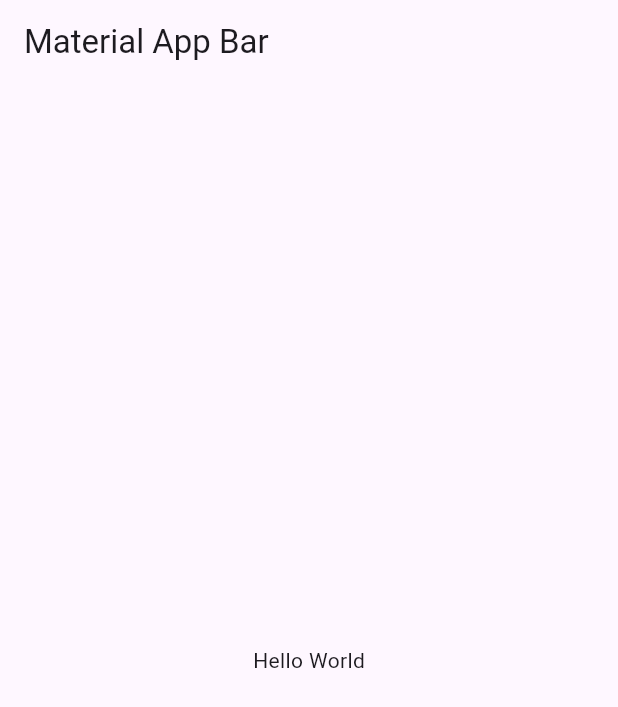
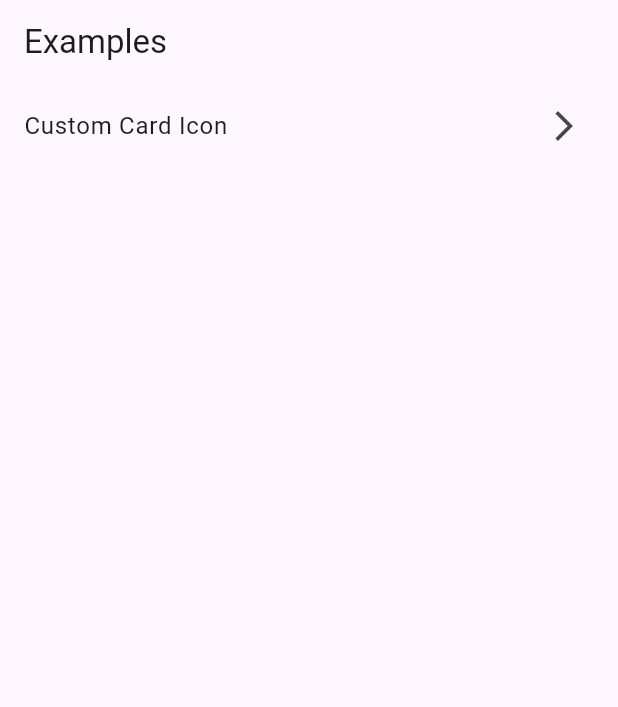
Before and after one commit to hvaandres/starving_flutter, a Flutter app: the screen it shows after launch, on a phone screen of 412 x 824 dp. Shown: the top 707 px of the screen. Run offline on Flutter 3.47's test engine with Material 3 defaults, Android fonts, the phone set to English and light mode, and no system bars.

Commit message:
[CBo] Add Custom Card Icon

```diff
--- a/lib/main.dart
+++ b/lib/main.dart
@@ -1,4 +1,6 @@
 import 'package:flutter/material.dart';
+
+import 'package:starving_shopping_flutter_app/shared/examples/screens/examples_screen.dart';
 
 void main() => runApp(const MyApp());
 
@@ -8,15 +10,8 @@ class MyApp extends StatelessWidget {
   @override
   Widget build(BuildContext context) {
     return MaterialApp(
-      title: 'Material App',
-      home: Scaffold(
-        appBar: AppBar(
-          title: const Text('Material App Bar'),
-        ),
-        body: const Center(
-          child: Text('Hello World'),
-        ),
-      ),
+      debugShowCheckedModeBanner: false,
+      home: const ExamplesScreen(),
     );
   }
 }
--- /dev/null
+++ b/lib/shared/examples/screens/examples_screen.dart
@@ -0,0 +1,45 @@
+import 'package:flutter/material.dart';
+
+import 'package:starving_shopping_flutter_app/shared/examples/screens/custom_card_icon_screen.dart';
+
+typedef ItemExample = ({String name, int idItem});
+
+class ExamplesScreen extends StatelessWidget {
+  const ExamplesScreen({super.key});
+
+  @override
+  Widget build(BuildContext context) {
+    final itemExampleList = <ItemExample>[];
+    itemExampleList.add((name: 'Custom Card Icon', idItem: 1));
+
+    return Scaffold(
+      appBar: AppBar(title: const Text('Examples')),
+      body: ListView.builder(
+        itemCount: itemExampleList.length,
+        itemBuilder: (context, index) {
+          final item = itemExampleList[index];
+          return ListTile(
+            title: Text(item.name),
+            trailing: Icon(Icons.arrow_forward_ios),
+            onTap: () {
+              Widget? screen;
+              switch (item.idItem) {
+                case 1:
+                  screen = const CustomCardIconScreen();
+                  break;
+                default:
+              }
+
+              if (screen != null) {
+                Navigator.push(
+                  context,
+                  MaterialPageRoute(builder: (context) => screen!),
+                );
+              }
+            },
+          );
+        },
+      ),
+    );
+  }
+}
--- /dev/null
+++ b/lib/shared/examples/screens/screens.dart
@@ -0,0 +1,2 @@
+export 'custom_card_icon_screen.dart';
+export 'examples_screen.dart';
--- /dev/null
+++ b/lib/shared/widget/widgets.dart
@@ -0,0 +1 @@
+export 'custom_card_icon.dart';
```
Also changed, not shown: lib/config/theme/app_theme.dart (added, +7 -0 lines), lib/shared/examples/screens/custom_card_icon_screen.dart (added, +52 -0 lines), lib/shared/widget/custom_card_icon.dart (added, +98 -0 lines).
